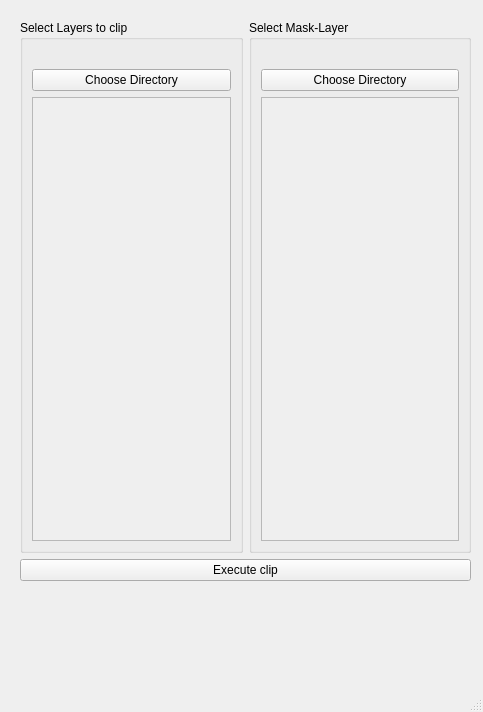
The window that gis_clip/UI/main.ui (gummibumm/gis_clip) describes before a commit, drawn with Qt 5.
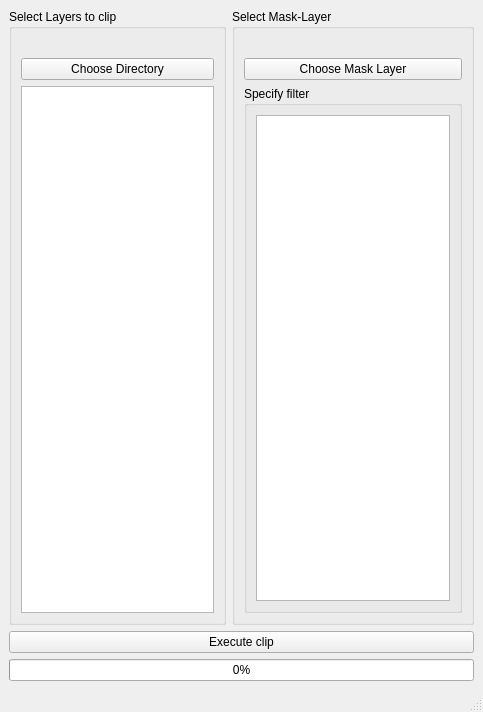
The same window after the commit.

Commit message: window resizeable

Diff of the .ui file:
```diff
--- a/gis_clip/UI/main.ui
+++ b/gis_clip/UI/main.ui
@@ -14,15 +14,8 @@
    <string>Clipping</string>
   </property>
   <widget class="QWidget" name="centralwidget">
-   <widget class="QWidget" name="verticalLayoutWidget_3">
-    <property name="geometry">
-     <rect>
-      <x>20</x>
-      <y>20</y>
-      <width>451</width>
-      <height>561</height>
-     </rect>
-    </property>
+   <layout class="QGridLayout" name="gridLayout">
+    <item row="0" column="0">
     <layout class="QVBoxLayout" name="verticalLayout_3">
      <item>
       <layout class="QHBoxLayout" name="horizontalLayout">
@@ -49,21 +42,7 @@
              </widget>
             </item>
             <item>
-             <widget class="QScrollArea" name="scrollArea_2">
-              <property name="widgetResizable">
-               <bool>true</bool>
-              </property>
-              <widget class="QWidget" name="scrollAreaWidgetContents_2">
-               <property name="geometry">
-                <rect>
-                 <x>0</x>
-                 <y>0</y>
-                 <width>197</width>
-                 <height>443</height>
-                </rect>
-               </property>
-              </widget>
-             </widget>
+              <widget class="QListView" name="listView_toClip"/>
             </item>
            </layout>
            <zorder>layer_clip_btn</zorder>
@@ -83,6 +62,9 @@
             <string>Select Mask-Layer</string>
            </property>
            <layout class="QVBoxLayout" name="verticalLayout">
+             <property name="sizeConstraint">
+              <enum>QLayout::SetMaximumSize</enum>
+             </property>
             <item>
              <widget class="QLabel" name="mask_path">
               <property name="text">
@@ -93,25 +75,20 @@
             <item>
              <widget class="QPushButton" name="layer_mask_btn">
               <property name="text">
-               <string>Choose Directory</string>
+                <string>Choose Mask Layer</string>
               </property>
              </widget>
             </item>
             <item>
-             <widget class="QScrollArea" name="scrollArea">
-              <property name="widgetResizable">
-               <bool>true</bool>
-              </property>
-              <widget class="QWidget" name="scrollAreaWidgetContents">
-               <property name="geometry">
-                <rect>
-                 <x>0</x>
-                 <y>0</y>
-                 <width>196</width>
-                 <height>443</height>
-                </rect>
-               </property>
-              </widget>
+              <widget class="QGroupBox" name="groupBox_3">
+               <property name="title">
+                <string>Specify filter</string>
+               </property>
+               <layout class="QVBoxLayout" name="verticalLayout_4">
+                <item>
+                 <widget class="QPlainTextEdit" name="plainTextEdit"/>
+                </item>
+               </layout>
              </widget>
             </item>
            </layout>
@@ -128,8 +105,16 @@
        </property>
       </widget>
      </item>
-    </layout>
-   </widget>
+      <item>
+       <widget class="QProgressBar" name="progressBar">
+        <property name="value">
+         <number>0</number>
+        </property>
+       </widget>
+      </item>
+     </layout>
+    </item>
+   </layout>
    <zorder>mask_path</zorder>
    <zorder>verticalLayoutWidget_3</zorder>
    <zorder>pushButton_3</zorder>
```
Left out of the diff: 2 changed lines with no effect on the pictures. Lines whose indentation alone changed are shown as unchanged. The commit also changes 3 other files.
